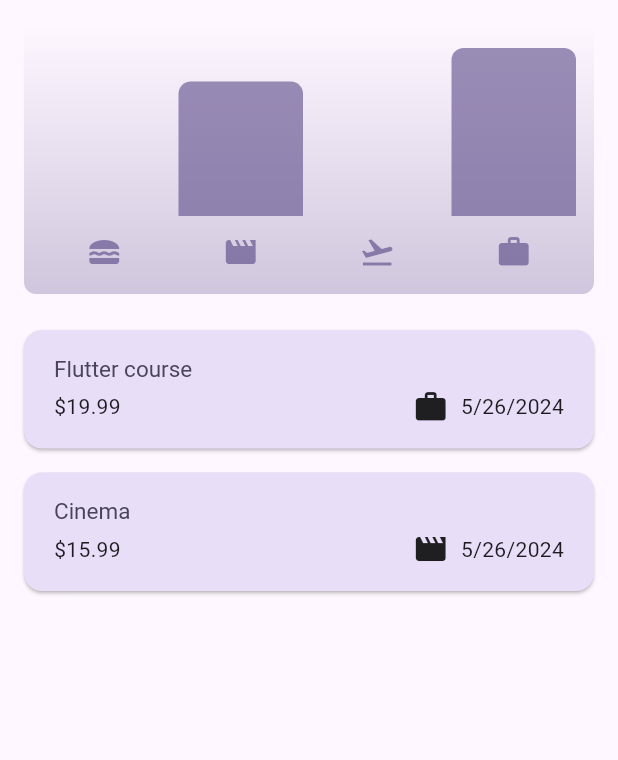
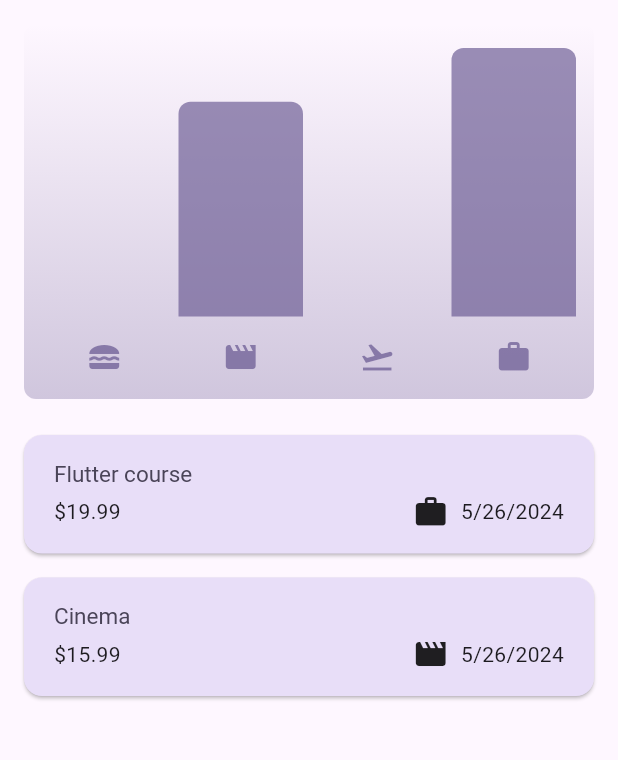
Before and after one commit to ejim11/expense_tracker_app, a Flutter app: the screen it shows after launch, on a phone screen of 412 x 824 dp, the part 84-844 px from its top. Run offline on Flutter 3.47's test engine with Material 3 defaults, Android fonts, the phone set to English and light mode, and no system bars.

Commit message:
added documentation to the code

```diff
--- a/lib/main.dart
+++ b/lib/main.dart
@@ -2,10 +2,12 @@ import 'package:flutter/material.dart';
 // import 'package:flutter/services.dart';
 import 'package:expense_tracker/widgets/expenses.dart';
 
+// choosing a color scheme for light mode
 var kColorScheme = ColorScheme.fromSeed(
   seedColor: const Color.fromARGB(255, 96, 59, 181),
 );
 
+// choosing a color scheme for dark mode
 var kDarkColorScheme = ColorScheme.fromSeed(
   brightness: Brightness.dark,
   seedColor: const Color.fromARGB(255, 5, 99, 125),
--- a/lib/models/expense.dart
+++ b/lib/models/expense.dart
@@ -17,6 +17,7 @@ const categoryIcons = {
   Category.work: Icons.work
 };
 
+/// The expense class acts as the model for all expense objects
 class Expense {
   Expense(
       {required this.title,
@@ -31,6 +32,7 @@ class Expense {
   final DateTime date;
   final Category category;
 
+  /// This is a getter function to get a formatted date for the expense
   String get formattedDate {
     return formatter.format(date);
   }
@@ -39,6 +41,7 @@ class Expense {
 class ExpenseBucket {
   const ExpenseBucket({required this.category, required this.expenses});
 
+  /// This is a secondary constructor function that initializes the expenses list to that of the choosen category
   ExpenseBucket.forCategory(List<Expense> allExpenses, this.category)
       : expenses = allExpenses
             .where((expense) => expense.category == category)
@@ -47,6 +50,7 @@ class ExpenseBucket {
   final Category category;
   final List<Expense> expenses;
 
+// This is a getter function that returns the total expenses from a category
   double get totalExpenses {
     double sum = 0;
 
--- a/lib/widgets/chart/chart.dart
+++ b/lib/widgets/chart/chart.dart
@@ -1,5 +1,4 @@
 import 'package:flutter/material.dart';
-
 import 'package:expense_tracker/widgets/chart/chart_bar.dart';
 import 'package:expense_tracker/models/expense.dart';
 
@@ -8,6 +7,7 @@ class Chart extends StatelessWidget {
 
   final List<Expense> expenses;
 
+  /// A getter function to get all buckets for the bar chart
   List<ExpenseBucket> get buckets {
     return [
       ExpenseBucket.forCategory(expenses, Category.food),
@@ -17,6 +17,7 @@ class Chart extends StatelessWidget {
     ];
   }
 
+  /// A getter function to get the category with the maximum total expense
   double get maxTotalExpense {
     double maxTotalExpense = 0;
 
@@ -31,8 +32,10 @@ class Chart extends StatelessWidget {
 
   @override
   Widget build(BuildContext context) {
+    /// A media query to check if the system is in dark mode
     final isDarkMode =
         MediaQuery.of(context).platformBrightness == Brightness.dark;
+
     return Container(
       margin: const EdgeInsets.all(16),
       padding: const EdgeInsets.symmetric(
@@ -40,7 +43,7 @@ class Chart extends StatelessWidget {
         horizontal: 8,
       ),
       width: double.infinity,
-      height: 180,
+      height: 250,
       decoration: BoxDecoration(
         borderRadius: BorderRadius.circular(8),
         gradient: LinearGradient(
@@ -67,7 +70,7 @@ class Chart extends StatelessWidget {
               ],
             ),
           ),
-          const SizedBox(height: 12),
+          const SizedBox(height: 15),
           Row(
             children: buckets
                 .map(
```
Also changed, not shown: lib/widgets/expenses.dart (+8 -2 lines).
